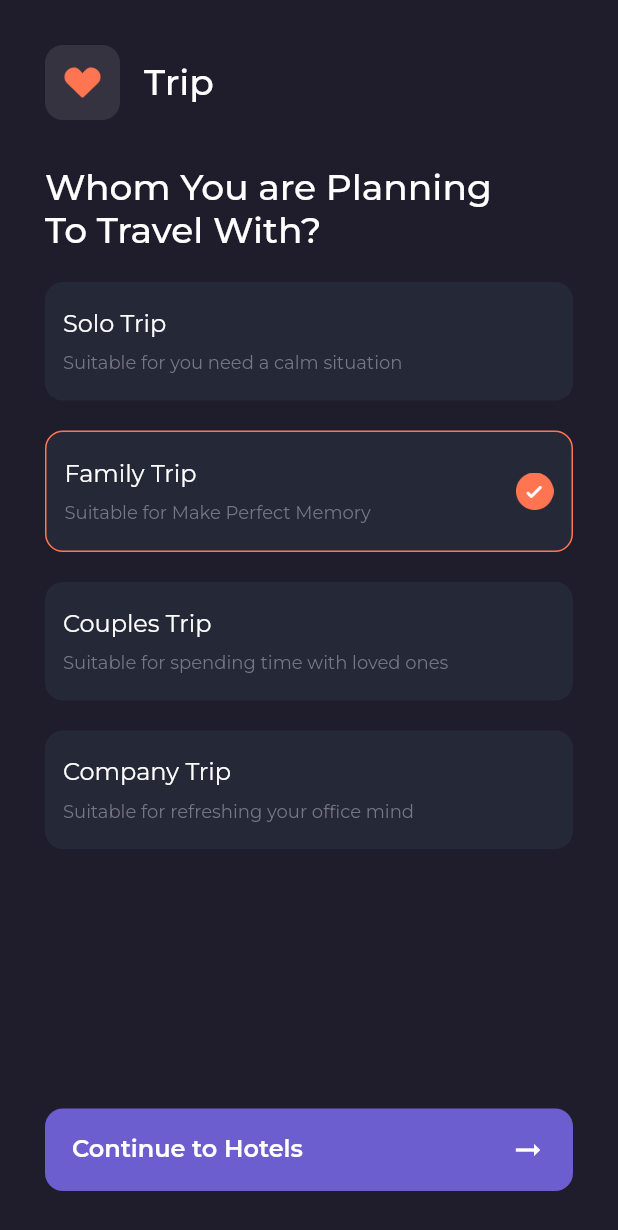
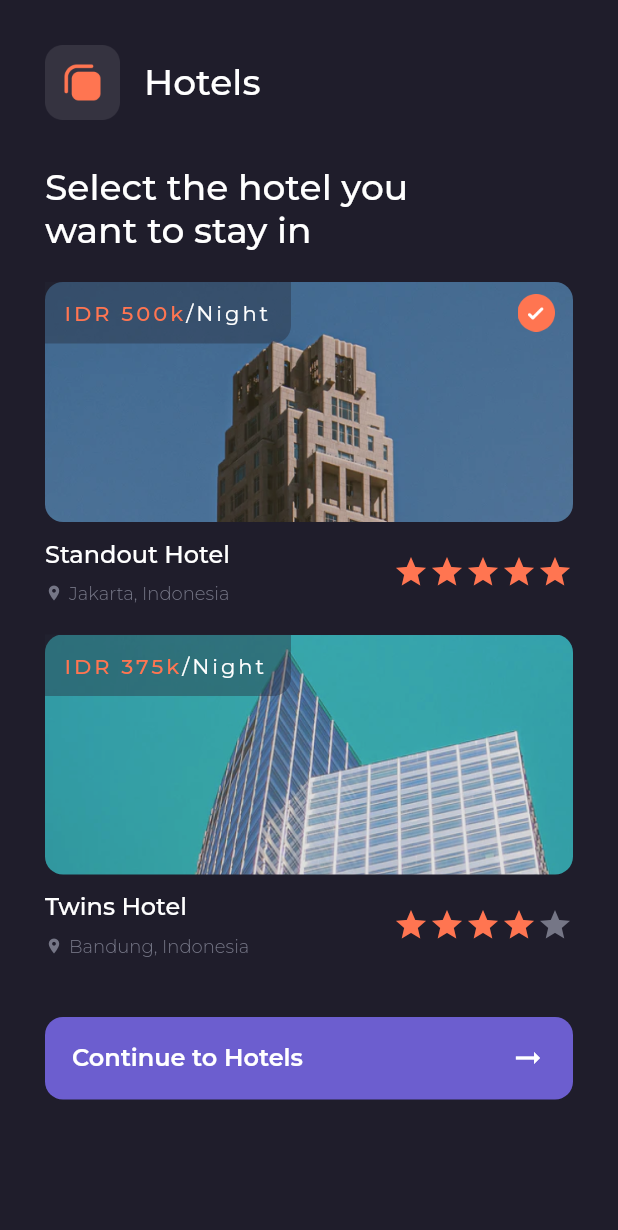
Before and after one commit to rifqieh/package_trip2, a Flutter app: the screen it shows after launch, on a phone screen of 412 x 824 dp. Shown: the top 1230 px of the screen. Run offline on Flutter 3.47's test engine with Material 2 defaults, Android fonts, the phone set to English and light mode, and no system bars; our stand-ins replace google_fonts.

Commit message:
initial commit

```diff
--- a/lib/main.dart
+++ b/lib/main.dart
@@ -1,5 +1,5 @@
 import 'package:flutter/material.dart';
-import 'package:package_trip/pages/trip_page.dart';
+import 'pages/hotel_page.dart';
 
 void main() => runApp(MyApp());
 
@@ -10,7 +10,7 @@ class MyApp extends StatelessWidget {
   Widget build(BuildContext context) {
     return MaterialApp(
       debugShowCheckedModeBanner: false,
-      home: TripPage(),
+      home: HotelPage(),
     );
   }
 }
--- a/lib/pages/trip_page.dart
+++ b/lib/pages/hotel_page.dart
@@ -1,9 +1,9 @@
 import 'package:flutter/material.dart';
 import 'package:package_trip/theme.dart';
-import 'package:package_trip/widgets/trip_option.dart';
+import 'package:package_trip/widgets/hotel_option.dart';
 
-class TripPage extends StatelessWidget {
-  const TripPage({Key? key}) : super(key: key);
+class HotelPage extends StatelessWidget {
+  const HotelPage({Key? key}) : super(key: key);
 
   @override
   Widget build(BuildContext context) {
@@ -21,13 +21,13 @@ class TripPage extends StatelessWidget {
               decoration: BoxDecoration(
                 image: DecorationImage(
                   image: AssetImage(
-                    'assets/icon_trip.png',
+                    'assets/icon_hotel.png',
                   ),
                 ),
               ),
             ),
             Text(
-              'Trip',
+              'Hotels',
               style: whiteTextStyle.copyWith(
                 fontSize: 24,
                 fontWeight: medium,
@@ -42,7 +42,7 @@ class TripPage extends StatelessWidget {
       return Container(
         margin: EdgeInsets.only(top: 30),
         child: Text(
-          'Whom You are Planning\nTo Travel With?',
+          'Select the hotel you\nwant to stay in',
           style: whiteTextStyle.copyWith(
             fontSize: 24,
             fontWeight: medium,
@@ -54,22 +54,21 @@ class TripPage extends StatelessWidget {
     Widget buildOptions() {
       return Column(
         children: [
-          TripOption(
-            title: 'Solo Trip',
-            subtitle: 'Suitable for you need a calm situation',
-          ),
-          TripOption(
-            title: 'Family Trip',
-            subtitle: 'Suitable for Make Perfect Memory',
+          HotelOption(
+            title: 'Standout Hotel',
+            location: 'Jakarta, Indonesia',
+            imageUrl: 'assets/image_hotel1.png',
+            price: 500,
+            rating: 5,
             isSelected: true,
           ),
-          TripOption(
-            title: 'Couples Trip',
-            subtitle: 'Suitable for spending time with loved ones',
-          ),
-          TripOption(
-            title: 'Company Trip',
-            subtitle: 'Suitable for refreshing your office mind',
+          HotelOption(
+            title: 'Twins Hotel',
+            location: 'Bandung, Indonesia',
+            imageUrl: 'assets/image_hotel2.png',
+            price: 375,
+            rating: 4,
+            isSelected: false,
           ),
         ],
       );
@@ -79,7 +78,7 @@ class TripPage extends StatelessWidget {
       return Container(
         height: 55,
         width: double.infinity,
-        margin: EdgeInsets.only(bottom: defaultMargin),
+        margin: EdgeInsets.only(top: 40, bottom: defaultMargin),
         child: TextButton(
           onPressed: () {},
           style: TextButton.styleFrom(
@@ -111,20 +110,16 @@ class TripPage extends StatelessWidget {
 
     return Scaffold(
       backgroundColor: kBackgroundColor,
-      body: Padding(
+      body: ListView(
         padding: EdgeInsets.symmetric(
           horizontal: defaultMargin,
         ),
-        child: Column(
-          crossAxisAlignment: CrossAxisAlignment.start,
         children: [
           buildHeader(),
           buildTitle(),
           buildOptions(),
-            Spacer(),
           buildButton(),
         ],
-        ),
       ),
     );
   }
--- /dev/null
+++ b/lib/widgets/hotel_option.dart
@@ -0,0 +1,163 @@
+import 'package:flutter/material.dart';
+import 'package:package_trip/theme.dart';
+
+class HotelOption extends StatelessWidget {
+  final String title;
+  final String location;
+  final String imageUrl;
+  final int price;
+  final int rating;
+  final bool isSelected;
+
+  const HotelOption({
+    Key? key,
+    this.title = '',
+    this.location = '',
+    this.imageUrl = '',
+    this.price = 0,
+    this.rating = 0,
+    this.isSelected = false,
+  }) : super(key: key);
+
+  @override
+  Widget build(BuildContext context) {
+    return Container(
+      margin: EdgeInsets.only(top: 20),
+      child: Column(
+        children: [
+          Container(
+            width: double.infinity,
+            height: 160,
+            decoration: BoxDecoration(
+              borderRadius: BorderRadius.circular(12),
+              image: DecorationImage(
+                fit: BoxFit.cover,
+                image: AssetImage(
+                  imageUrl,
+                ),
+              ),
+            ),
+            child: Column(
+              children: [
+                Row(
+                  crossAxisAlignment: CrossAxisAlignment.center,
+                  mainAxisAlignment: MainAxisAlignment.spaceBetween,
+                  children: [
+                    Container(
+                      width: 164,
+                      height: 41,
+                      padding: EdgeInsets.all(12),
+                      decoration: BoxDecoration(
+                        borderRadius: BorderRadius.only(
+                          bottomRight: Radius.circular(12),
+                        ),
+                        color: kCardColor.withOpacity(0.4),
+                      ),
+                      child: Row(
+                        children: [
+                          Text(
+                            'IDR $price\k',
+                            style: orangeTextStyle.copyWith(
+                              fontWeight: medium,
+                              letterSpacing: 2,
+                            ),
+                          ),
+                          Text(
+                            '/Night',
+                            style: whiteTextStyle.copyWith(
+                              letterSpacing: 2,
+                            ),
+                          ),
+                        ],
+                      ),
+                    ),
+                    isSelected
+                        ? Container(
+                            height: 25,
+                            width: 25,
+                            margin: EdgeInsets.only(right: 12),
+                            decoration: BoxDecoration(
+                              image: DecorationImage(
+                                image: AssetImage(
+                                  'assets/icon_checklist.png',
+                                ),
+                              ),
+                            ),
+                          )
+                        : SizedBox(),
+                  ],
+                ),
+              ],
+            ),
+          ),
+          Container(
+            margin: EdgeInsets.only(top: 12),
+            child: Row(
+              mainAxisAlignment: MainAxisAlignment.spaceBetween,
+              children: [
+                Column(
+                  crossAxisAlignment: CrossAxisAlignment.start,
+                  children: [
+                    Text(
+                      title,
+                      style: whiteTextStyle.copyWith(
+                        fontSize: 16,
+                        fontWeight: medium,
+                      ),
+                    ),
+                    SizedBox(
+                      height: 8,
+                    ),
+                    Row(
+                      children: [
+                        Icon(
+                          Icons.place,
+                          color: kGreyColor,
+                          size: 12,
+                        ),
+                        SizedBox(
+                          width: 4,
+                        ),
+                        Text(
+                          location,
+                          style: greyTextStyle.copyWith(
+                            fontSize: 12,
+                            fontWeight: light,
+                          ),
+                        ),
+                      ],
+                    ),
+                  ],
+                ),
+                Row(
+                  children: [
+                    Icon(
+                      Icons.star,
+                      color: rating >= 1 ? kOrangeColor : kGreyColor,
+                    ),
+                    Icon(
+                      Icons.star,
+                      color: rating >= 2 ? kOrangeColor : kGreyColor,
+                    ),
+                    Icon(
+                      Icons.star,
+                      color: rating >= 3 ? kOrangeColor : kGreyColor,
+                    ),
+                    Icon(
+                      Icons.star,
+                      color: rating >= 4 ? kOrangeColor : kGreyColor,
+                    ),
+                    Icon(
+                      Icons.star,
+                      color: rating >= 5 ? kOrangeColor : kGreyColor,
+                    ),
+                  ],
+                ),
+              ],
+            ),
+          ),
+        ],
+      ),
+    );
+  }
+}
--- a/lib/widgets/trip_option.dart
+++ /dev/null
@@ -1,70 +0,0 @@
-import 'package:flutter/material.dart';
-import 'package:package_trip/theme.dart';
-
-class TripOption extends StatelessWidget {
-  final String title;
-  final String subtitle;
-  final bool isSelected;
-
-  const TripOption({
-    Key? key,
-    this.title = '',
-    this.subtitle = '',
-    this.isSelected = false,
-  }) : super(key: key);
-
-  @override
-  Widget build(BuildContext context) {
-    return Container(
-      margin: EdgeInsets.only(top: 20),
-      padding: EdgeInsets.symmetric(
-        horizontal: 12,
-        vertical: 18,
-      ),
-      decoration: BoxDecoration(
-        borderRadius: BorderRadius.circular(12),
-        border: isSelected ? Border.all(color: kOrangeColor, width: 1) : null,
-        color: kCardColor,
-      ),
-      child: Row(
-        children: [
-          Expanded(
-            child: Column(
-              crossAxisAlignment: CrossAxisAlignment.start,
-              children: [
-                Text(
-                  title,
-                  style: whiteTextStyle.copyWith(
-                    fontSize: 16,
-                  ),
-                ),
-                SizedBox(
-                  height: 8,
-                ),
-                Text(
-                  subtitle,
-                  style: greyTextStyle.copyWith(
-                    fontSize: 12,
-                  ),
-                ),
-              ],
-            ),
-          ),
-          isSelected
-              ? Container(
-                  height: 25,
-                  width: 25,
-                  decoration: BoxDecoration(
-                    image: DecorationImage(
-                      image: AssetImage(
-                        'assets/icon_checklist.png',
-                      ),
-                    ),
-                  ),
-                )
-              : SizedBox(),
-        ],
-      ),
-    );
-  }
-}
```
Also changed, not shown: assets/image_hotel1.png (added), assets/image_hotel2.png (added). Lines whose indentation alone changed are shown as unchanged.
